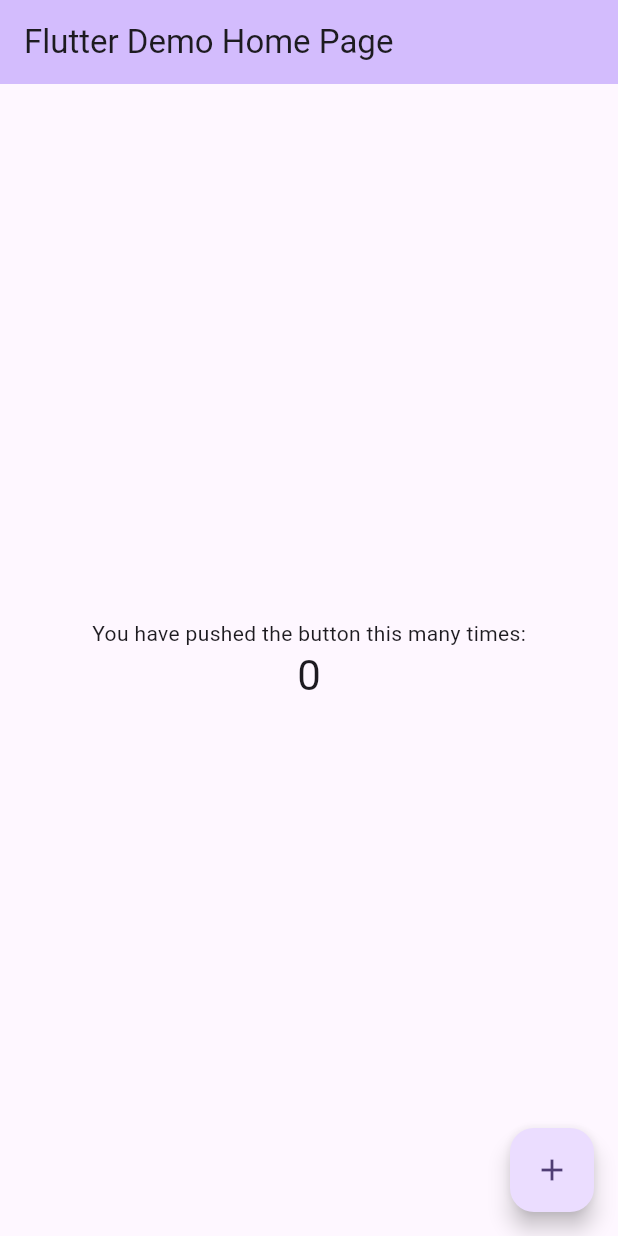
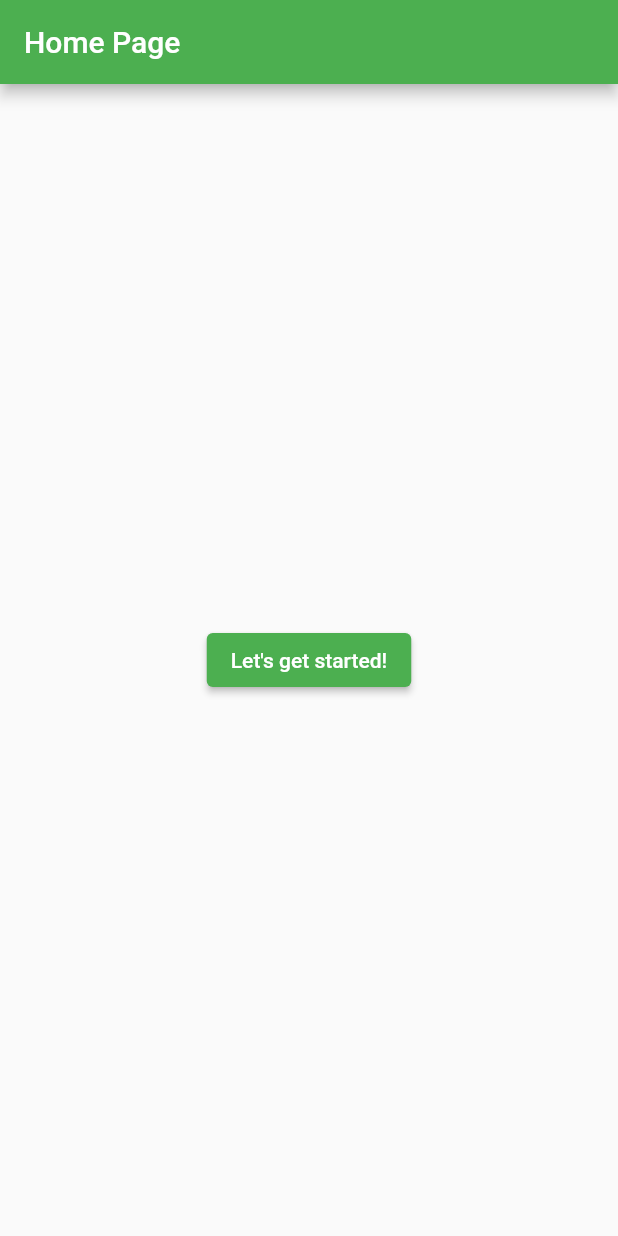
Before and after one commit to xMadKing/smartspend, a Flutter app: the screen it shows after launch, on a phone screen of 412 x 824 dp. Run offline on Flutter 3.47's test engine with Material 2 defaults, Android fonts, the phone set to English and light mode, and no system bars; missing offline and left inert: numpad.

```diff
--- a/lib/main.dart
+++ b/lib/main.dart
@@ -1,125 +1,31 @@
 import 'package:flutter/material.dart';
+import 'package:smartspend/passpage.dart';
 
 void main() {
-  runApp(const MyApp());
+  runApp(MaterialApp(
+    home: BoardingPage(),
+    debugShowCheckedModeBanner: false,
+    theme: ThemeData(primarySwatch: Colors.green),
+  ));
 }
 
-class MyApp extends StatelessWidget {
-  const MyApp({super.key});
+class BoardingPage extends StatelessWidget {
+  BoardingPage({super.key});
 
-  // This widget is the root of your application.
   @override
   Widget build(BuildContext context) {
-    return MaterialApp(
-      title: 'Flutter Demo',
-      theme: ThemeData(
-        // This is the theme of your application.
-        //
-        // TRY THIS: Try running your application with "flutter run". You'll see
-        // the application has a blue toolbar. Then, without quitting the app,
-        // try changing the seedColor in the colorScheme below to Colors.green
-        // and then invoke "hot reload" (save your changes or press the "hot
-        // reload" button in a Flutter-supported IDE, or press "r" if you used
-        // the command line to start the app).
-        //
-        // Notice that the counter didn't reset back to zero; the application
-        // state is not lost during the reload. To reset the state, use hot
-        // restart instead.
-        //
-        // This works for code too, not just values: Most code changes can be
-        // tested with just a hot reload.
-        colorScheme: ColorScheme.fromSeed(seedColor: Colors.deepPurple),
-        useMaterial3: true,
+    return Scaffold(
+      appBar: AppBar(
+        title: Text('Home Page'), //temp home page, samer change code here
       ),
-      home: const MyHomePage(title: 'Flutter Demo Home Page'),
+      body: Center(
+          child: ElevatedButton(
+            onPressed: () {
+              Navigator.push(context, MaterialPageRoute(builder: (context) => PassPage()));
+            },
+            child: Text("Let's get started!"),
+          )
+      ),
     );
   }
 }
-
-class MyHomePage extends StatefulWidget {
-  const MyHomePage({super.key, required this.title});
-
-  // This widget is the home page of your application. It is stateful, meaning
-  // that it has a State object (defined below) that contains fields that affect
-  // how it looks.
-
-  // This class is the configuration for the state. It holds the values (in this
-  // case the title) provided by the parent (in this case the App widget) and
-  // used by the build method of the State. Fields in a Widget subclass are
-  // always marked "final".
-
-  final String title;
-
-  @override
-  State<MyHomePage> createState() => _MyHomePageState();
-}
-
-class _MyHomePageState extends State<MyHomePage> {
-  int _counter = 0;
-
-  void _incrementCounter() {
-    setState(() {
-      // This call to setState tells the Flutter framework that something has
-      // changed in this State, which causes it to rerun the build method below
-      // so that the display can reflect the updated values. If we changed
-      // _counter without calling setState(), then the build method would not be
-      // called again, and so nothing would appear to happen.
-      _counter++;
-    });
-  }
-
-  @override
-  Widget build(BuildContext context) {
-    // This method is rerun every time setState is called, for instance as done
-    // by the _incrementCounter method above.
-    //
-    // The Flutter framework has been optimized to make rerunning build methods
-    // fast, so that you can just rebuild anything that needs updating rather
-    // than having to individually change instances of widgets.
-    return Scaffold(
-      appBar: AppBar(
-        // TRY THIS: Try changing the color here to a specific color (to
-        // Colors.amber, perhaps?) and trigger a hot reload to see the AppBar
-        // change color while the other colors stay the same.
-        backgroundColor: Theme.of(context).colorScheme.inversePrimary,
-        // Here we take the value from the MyHomePage object that was created by
-        // the App.build method, and use it to set our appbar title.
-        title: Text(widget.title),
-      ),
-      body: Center(
-        // Center is a layout widget. It takes a single child and positions it
-        // in the middle of the parent.
-        child: Column(
-          // Column is also a layout widget. It takes a list of children and
-          // arranges them vertically. By default, it sizes itself to fit its
-          // children horizontally, and tries to be as tall as its parent.
-          //
-          // Column has various properties to control how it sizes itself and
-          // how it positions its children. Here we use mainAxisAlignment to
-          // center the children vertically; the main axis here is the vertical
-          // axis because Columns are vertical (the cross axis would be
-          // horizontal).
-          //
-          // TRY THIS: Invoke "debug painting" (choose the "Toggle Debug Paint"
-          // action in the IDE, or press "p" in the console), to see the
-          // wireframe for each widget.
-          mainAxisAlignment: MainAxisAlignment.center,
-          children: <Widget>[
-            const Text(
-              'You have pushed the button this many times:',
-            ),
-            Text(
-              '$_counter',
-              style: Theme.of(context).textTheme.headlineMedium,
-            ),
-          ],
-        ),
-      ),
-      floatingActionButton: FloatingActionButton(
-        onPressed: _incrementCounter,
-        tooltip: 'Increment',
-        child: const Icon(Icons.add),
-      ), // This trailing comma makes auto-formatting nicer for build methods.
-    );
-  }
-}
--- a/pubspec.yaml
+++ b/pubspec.yaml
@@ -35,6 +35,7 @@ dependencies:
   # The following adds the Cupertino Icons font to your application.
   # Use with the CupertinoIcons class for iOS style icons.
   cupertino_icons: ^1.0.2
+  numpad: ^0.0.2
 
 dev_dependencies:
   flutter_test:
```
Also changed, not shown: lib/passpage.dart (added, +85 -0 lines), pubspec.lock.
